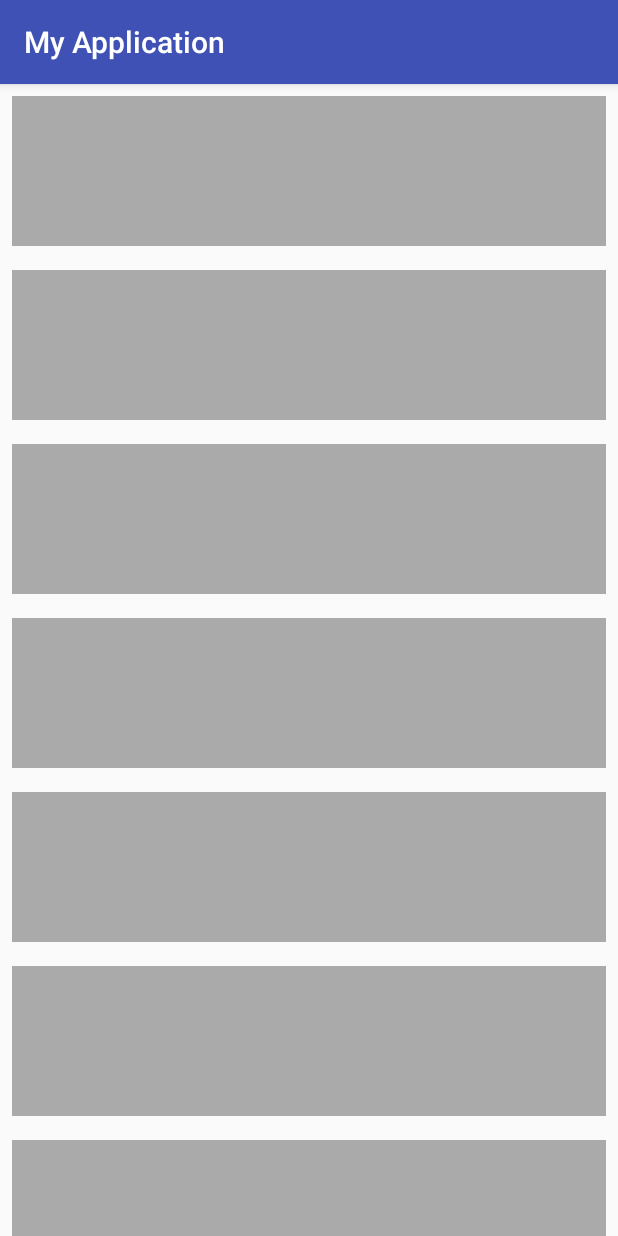
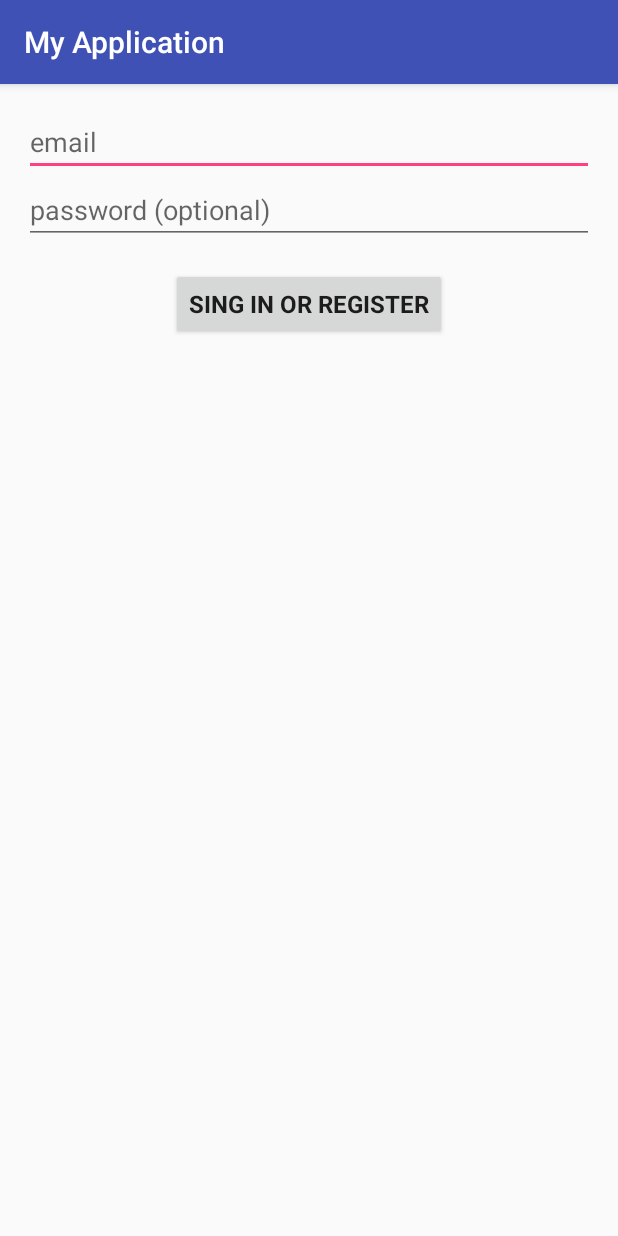
Before and after one commit to VasiliZ/RVExample, an Android app: the screen it shows after launch (MainActivity before the commit, LoginActivity after it), on a phone screen of 412 x 824 dp. Run offline under Robolectric (Android 15) with nearby library versions, the phone set to English and light mode, and no system bars.

Commit message:
mvp example with login action

```diff
--- a/app/src/main/AndroidManifest.xml
+++ b/app/src/main/AndroidManifest.xml
@@ -9,7 +9,8 @@
         android:roundIcon="@mipmap/ic_launcher_round"
         android:supportsRtl="true"
         android:theme="@style/AppTheme">
-        <activity android:name=".MainActivity">
+        <activity android:name=".MainActivity"/>
+        <activity android:name=".view.LoginActivity">
             <intent-filter>
                 <action android:name="android.intent.action.MAIN" />
 
--- /dev/null
+++ b/app/src/main/java/com/github/vasiliz/myapplication/model/ILoginModel.java
@@ -0,0 +1,16 @@
+package com.github.vasiliz.myapplication.model;
+
+public interface ILoginModel {
+
+    interface OnloginFinishedListener{
+
+        void onCanceled();
+
+        void OnPasswordError();
+
+        void onSuccess();
+    }
+
+    void login(String userName, String password, OnloginFinishedListener pListener);
+
+}
--- /dev/null
+++ b/app/src/main/java/com/github/vasiliz/myapplication/presenter/LoginPresenter.java
@@ -0,0 +1,7 @@
+package com.github.vasiliz.myapplication.presenter;
+
+public interface LoginPresenter {
+
+    void validateCredentials(String username, String password0);
+
+}
--- /dev/null
+++ b/app/src/main/java/com/github/vasiliz/myapplication/view/IViewLogin.java
@@ -0,0 +1,13 @@
+package com.github.vasiliz.myapplication.view;
+
+public interface IViewLogin {
+
+    void showProgress(boolean showProgress);
+
+    void setUserNameError(int messageResId);
+
+    void setPasswordError(int messageResId);
+
+    void successAction();
+
+}
--- /dev/null
+++ b/app/src/main/java/com/github/vasiliz/myapplication/view/LoginActivity.java
@@ -0,0 +1,104 @@
+package com.github.vasiliz.myapplication.view;
+
+import android.animation.Animator;
+import android.animation.AnimatorListenerAdapter;
+import android.os.Bundle;
+import android.support.annotation.Nullable;
+import android.support.v7.app.AppCompatActivity;
+import android.view.View;
+import android.widget.AutoCompleteTextView;
+import android.widget.Button;
+import android.widget.EditText;
+import android.widget.ProgressBar;
+import android.widget.Toast;
+
+import com.github.vasiliz.myapplication.R;
+import com.github.vasiliz.myapplication.presenter.LoginPresenter;
+import com.github.vasiliz.myapplication.presenter.LoginPresenterImpl;
+
+public class LoginActivity extends AppCompatActivity implements IViewLogin {
+
+    private AutoCompleteTextView mEmailView;
+    private LoginPresenter mLoginPresenter;
+    private EditText mPassword;
+    private ProgressBar mProgressBar;
+    private View mViewLoginForm;
+
+    @Override
+    protected void onCreate(@Nullable final Bundle savedInstanceState) {
+        super.onCreate(savedInstanceState);
+
+        setContentView(R.layout.activity_main);
+        initView();
+    }
+
+    private void initView() {
+        mEmailView = findViewById(R.id.email);
+        mPassword = findViewById(R.id.password);
+        mProgressBar = findViewById(R.id.login_progress);
+        mViewLoginForm = findViewById(R.id.login_form);
+
+        final Button loginButton = findViewById(R.id.sing_in_button);
+        loginButton.setOnClickListener(new View.OnClickListener() {
+
+            @Override
+            public void onClick(final View v) {
+                attemptLogin();
+            }
+        });
+
+        mLoginPresenter = new LoginPresenterImpl(this);
+
+    }
+
+    private void attemptLogin() {
+        mEmailView.setError(null);
+        mPassword.setError(null);
+
+        String email = mEmailView.getText().toString();
+        String password = mPassword.getText().toString();
+
+        mLoginPresenter.validateCredentials(email, password);
+
+    }
+
+    @Override
+    public void showProgress(final boolean showProgress) {
+        int shortAnimTime = getResources().getInteger(android.R.integer.config_shortAnimTime);
+
+        mViewLoginForm.setVisibility(showProgress ? View.GONE : View.VISIBLE);
+        mViewLoginForm.animate().setDuration(shortAnimTime).alpha(showProgress ? 0 : 1).setListener(new AnimatorListenerAdapter() {
+
+            @Override
+            public void onAnimationEnd(Animator animation) {
+                mViewLoginForm.setVisibility(showProgress ? View.GONE : View.VISIBLE);
+            }
+        });
+
+        mProgressBar.setVisibility(showProgress ? View.VISIBLE : View.GONE);
+        mProgressBar.animate().setDuration(shortAnimTime).alpha(showProgress ? 1 : 0).setListener(new AnimatorListenerAdapter() {
+
+            @Override
+            public void onAnimationEnd(Animator animation) {
+                mProgressBar.setVisibility(showProgress ? View.VISIBLE : View.GONE);
+            }
+        });
+    }
+
+    @Override
+    public void setUserNameError(final int messageResId) {
+        mEmailView.setError(getString(messageResId));
+        mEmailView.requestFocus();
+    }
+
+    @Override
+    public void setPasswordError(final int messageResId) {
+        mPassword.setError(getString(messageResId));
+        mPassword.requestFocus();
+    }
+
+    @Override
+    public void successAction() {
+        Toast.makeText(this, "Success", Toast.LENGTH_SHORT).show();
+    }
+}
--- a/app/src/main/res/layout/activity_main.xml
+++ b/app/src/main/res/layout/activity_main.xml
@@ -1,16 +1,76 @@
 <?xml version="1.0" encoding="utf-8"?>
-<LinearLayout xmlns:android="http://schemas.android.com/apk/res/android"
+<LinearLayout
+
+    xmlns:android="http://schemas.android.com/apk/res/android"
     xmlns:app="http://schemas.android.com/apk/res-auto"
     xmlns:tools="http://schemas.android.com/tools"
+    android:id="@+id/main_view"
     android:layout_width="match_parent"
     android:layout_height="match_parent"
-    tools:context=".MainActivity">
+    android:gravity="center_horizontal"
+    android:orientation="vertical"
+    android:padding="@dimen/dp_16_margin"
+    tools:context=".view.LoginActivity">
+
+    <ProgressBar
+        android:id="@+id/login_progress"
+        style="?android:attr/progressBarStyleLarge"
+        android:layout_width="wrap_content"
+        android:layout_height="wrap_content"
+        android:layout_marginBottom="@dimen/dp_8_margin"
+        android:visibility="gone"/>
+
+    <LinearLayout
+        android:id="@+id/login_form"
+        android:layout_width="match_parent"
+        android:layout_height="wrap_content"
+        android:orientation="vertical">
+
+        <LinearLayout
+            android:id="@+id/email_login_form"
+            android:layout_width="match_parent"
+            android:layout_height="wrap_content"
+            android:orientation="vertical">
+
+            <AutoCompleteTextView
+                android:id="@+id/email"
+                android:layout_width="match_parent"
+                android:layout_height="wrap_content"
+                android:hint="@string/email_hint"
+                android:inputType="textEmailAddress"
+                android:maxLines="1"
+                android:singleLine="true"/>
+
+            <EditText
+                android:id="@+id/password"
+                android:layout_width="match_parent"
+                android:layout_height="wrap_content"
+                android:hint="@string/password_hint"
+                android:inputType="textPassword"
+                android:maxLines="1"
+                android:singleLine="true"/>
+
+        </LinearLayout>
+
+        <Button
+            android:id="@+id/sing_in_button"
+            style="?textAppearanceListItemSmall"
+            android:layout_width="wrap_content"
+            android:layout_height="wrap_content"
+            android:layout_gravity="center_horizontal"
+            android:layout_marginTop="@dimen/dp_16_margin"
+            android:text="@string/sing_in"
+            android:textStyle="bold"
+            />
+
+    </LinearLayout>
 
     <android.support.v7.widget.RecyclerView
-        app:layoutManager="android.support.v7.widget.LinearLayoutManager"
         android:id="@+id/recyclerView"
         android:layout_width="match_parent"
-        android:layout_height="match_parent">
+        android:layout_height="match_parent"
+        android:visibility="gone"
+        app:layoutManager="android.support.v7.widget.LinearLayoutManager">
 
     </android.support.v7.widget.RecyclerView>
 
--- /dev/null
+++ b/app/src/main/res/values/dimens.xml
@@ -0,0 +1,5 @@
+<?xml version="1.0" encoding="utf-8"?>
+<resources>
+    <dimen name="dp_16_margin">16dp</dimen>
+    <dimen name="dp_8_margin">8dp</dimen>
+</resources>
--- a/app/src/main/res/values/strings.xml
+++ b/app/src/main/res/values/strings.xml
@@ -1,3 +1,9 @@
 <resources>
     <string name="app_name">My Application</string>
+    <string name="email_hint">email</string>
+    <string name="password_hint">password (optional)</string>
+    <string name="sing_in">sing in or register</string>
+    <string name="password_error">This password is too short</string>
+    <string name="user_name_error_empty">User name is empty</string>
+    <string name="validation_email_error">email is not valid</string>
 </resources>
```
Also changed, not shown: app/src/main/java/com/github/vasiliz/myapplication/model/LoginModelImpl.java (added, +65 -0 lines), app/src/main/java/com/github/vasiliz/myapplication/presenter/LoginPresenterImpl.java (added, +62 -0 lines).
